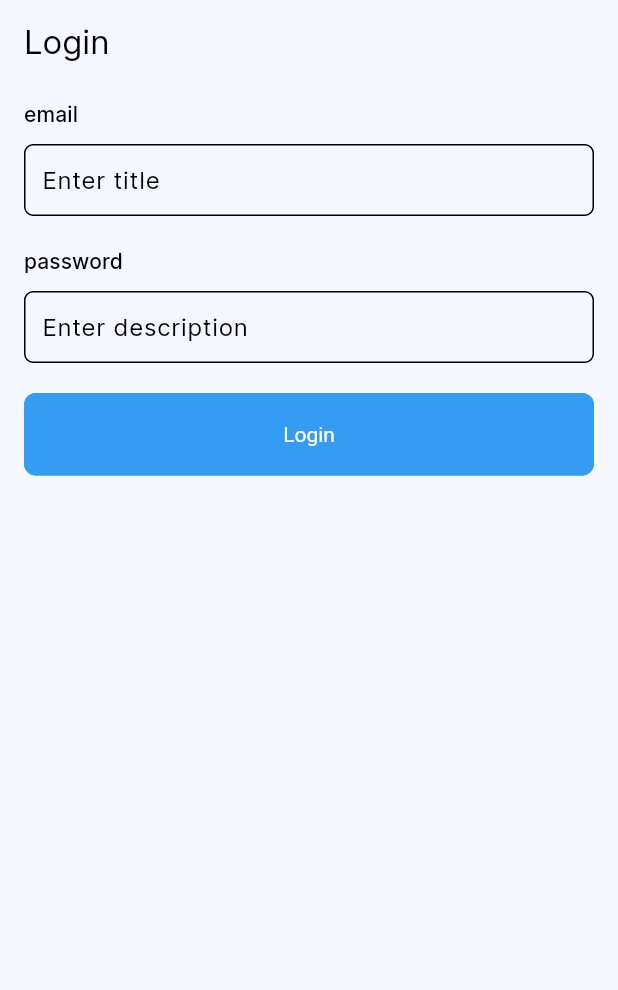
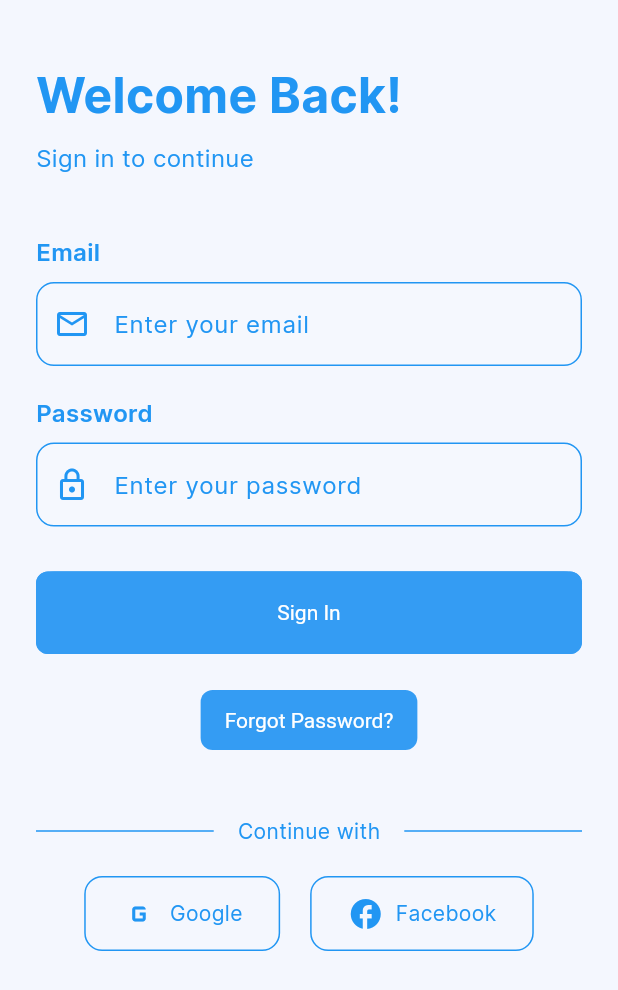
Before and after one commit to 919Umesh/Project_GetX, a Flutter app: the screen it shows after launch, on a phone screen of 412 x 824 dp. Shown: the top 990 px of the screen. Run offline on Flutter 3.47's test engine with Material 3 defaults, Android fonts, the phone set to English and light mode, and no system bars; drawn by our look-alikes of flutter_form_builder; our stand-ins replace card_swiper, connectivity_plus, dio, fluttertoast, font_awesome_flutter, get and 6 more; missing offline and left inert: dio_cache_interceptor, flutter_quill, lottie_screen_onboarding_flutter, search_page; accounts and stored records are empty.

Commit message:
Real Time Chat

```diff
--- a/lib/Screens/chat/chat_getx.dart
+++ b/lib/Screens/chat/chat_getx.dart
@@ -1,4 +1,5 @@
 import 'package:flutter/cupertino.dart';
+import 'package:fluttertoast/fluttertoast.dart';
 import 'package:get/get.dart';
 import '../../Models/chat_model.dart';
 import 'chat_repo.dart';
@@ -7,6 +8,15 @@ class GetChatController extends GetxController {
   final isLoading = false.obs;
   RxBool seeMoreDes = false.obs;
   final messageList = <MessageModel>[].obs;
+
+  late String senderId;
+  late String receiverId;
+
+
+  void initChat(String sender, String receiver) {
+    senderId = sender;
+    receiverId = receiver;
+  }
 
   @override
   Future<void> onInit() async {
@@ -17,7 +27,12 @@ class GetChatController extends GetxController {
   Future<void> fetchMessageHistory() async {
     isLoading.value = true;
     try {
-      final model = await getChatRepository.getMessages('user123','user145423');
+      final model = await getChatRepository.getMessages(senderId,receiverId);
+      debugPrint('----------dghgfh');
+      debugPrint(senderId);
+      debugPrint(receiverId);
+
+      Fluttertoast.showToast(msg: senderId);
       if ( model.status == 200) {
         messageList.value = model.messages;
       } else {
--- a/lib/Screens/chat/chat_screen.dart
+++ b/lib/Screens/chat/chat_screen.dart
@@ -1,7 +1,5 @@
 import 'package:flutter/material.dart';
-import 'package:fluttertoast/fluttertoast.dart';
 import 'package:get/get.dart';
-import '../../Helper/shared_preference_fun.dart';
 import '../../Models/chat_model.dart';
 import '../../utils/webSocket/webSocket.dart';
 import 'chat_getx.dart';
@@ -14,8 +12,11 @@ class ChatScreen extends StatefulWidget {
 }
 
 class _ChatScreenState extends State<ChatScreen> {
-  String userId = "user145423";
-  String receiverId = "user123";
+
+
+  late String userId;
+  late  String receiverId;
+  late  String username;
   final TextEditingController _controller = TextEditingController();
   final WebSocketService _webSocketService = WebSocketService();
   final GetChatController _chatController = Get.put(GetChatController());
@@ -24,7 +25,18 @@ class _ChatScreenState extends State<ChatScreen> {
   @override
   void initState() {
     super.initState();
+    final arguments = Get.arguments;
+    receiverId = arguments['receiverID'];
+    userId = arguments['senderID'];
+    username = arguments['username'];
+
     _webSocketService.connect(userId);
+    _chatController.initChat(userId, receiverId);
+    _chatController.fetchMessageHistory();
+
+    debugPrint('-----------yuy--------');
+    debugPrint(userId);
+    debugPrint(receiverId);
 
     _webSocketService.socket?.on('chatMessage', (data) {
       _chatController.messageList.add(MessageModel(
@@ -36,7 +48,6 @@ class _ChatScreenState extends State<ChatScreen> {
         v: 0,
       ));
       _scrollToBottom();
-      getUserID();
     });
   }
 
@@ -76,21 +87,10 @@ class _ChatScreenState extends State<ChatScreen> {
       _scrollToBottom();
     }
   }
-  Future<void> getUserID() async {
-    String userID = await SharedPreferencesHelper.getStringLocal('userID');
-    debugPrint('--------tes457457t----');
-    debugPrint(userID);
-  }
-
 
   @override
   Widget build(BuildContext context) {
-    // Retrieve the passed arguments
-    final arguments = Get.arguments;
-    final String receiverData = arguments['receiverID'];
-    // debugPrint('--------tes457457t----');
-    // debugPrint(receiverData);
-
+    final GetChatController controller = Get.find<GetChatController>();
     return Scaffold(
       appBar: AppBar(
         elevation: 0,
@@ -105,9 +105,9 @@ class _ChatScreenState extends State<ChatScreen> {
             Column(
               crossAxisAlignment: CrossAxisAlignment.start,
               children: [
-                const Text(
-                  'User 123',
-                  style: TextStyle(
+                 Text(
+                  username,
+                  style: const TextStyle(
                     color: Colors.black87,
                     fontSize: 16,
                     fontWeight: FontWeight.bold,
--- a/lib/Screens/get_customer/get_customer_page.dart
+++ b/lib/Screens/get_customer/get_customer_page.dart
@@ -1,9 +1,8 @@
 import 'package:flutter/material.dart';
-import 'package:fluttertoast/fluttertoast.dart';
 import 'package:get/get.dart';
 import 'package:get_test/Screens/get_customer/get_customer_getX.dart';
-
 import '../../Helper/get_routes.dart';
+import '../../Helper/shared_preference_fun.dart';
 
 class GetCustomerPage extends GetView<GetCustomerController> {
   const GetCustomerPage({super.key});
@@ -80,11 +79,14 @@ class GetCustomerPage extends GetView<GetCustomerController> {
                       Icons.chevron_right,
                       color: Colors.grey,
                     ),
-                    onTap: () {
+                    onTap: () async {
+                      String userId = await SharedPreferencesHelper.getStringLocal('userID');
                       Get.toNamed(
                         Routes.chatScreen,
                         arguments: {
+                          'senderID':userId,
                           'receiverID': user.id,
+                          'username': user.name,
                         },
                       );
                     },
--- a/lib/Screens/loginLocal/login_screen.dart
+++ b/lib/Screens/loginLocal/login_screen.dart
@@ -15,24 +15,64 @@ class LoginLocalPage extends GetView<LoginLocalController> {
   @override
   Widget build(BuildContext context) {
     return Scaffold(
-      appBar: AppBar(
-        title: const Text('Login'),
-        backgroundColor: AppColors.backgroundColor,
+      body: Container(
+        decoration: BoxDecoration(
+          gradient: LinearGradient(
+            begin: Alignment.topCenter,
+            end: Alignment.bottomCenter,
+            colors: [
+              AppColors.backgroundColor.withOpacity(0.9),
+              AppColors.backgroundColor,
+            ],
           ),
-      body: SingleChildScrollView(
+        ),
+        child: SafeArea(
+          child: SingleChildScrollView(
             child: Padding(
-          padding: const EdgeInsets.symmetric(horizontal: 16.0),
+              padding: const EdgeInsets.symmetric(horizontal: 24.0),
               child: Column(
+                crossAxisAlignment: CrossAxisAlignment.start,
                 children: [
-              const SizedBox(height: 10),
+                  const SizedBox(height: 40),
+                  _buildHeader(),
+                  const SizedBox(height: 40),
                   _buildCustomerForm(context),
-              SizedBox(height: 20.adaptSize),
+                  SizedBox(height: 30.adaptSize),
                   _buildSaveButton(),
                   const SizedBox(height: 20),
+                  _buildForgotPassword(),
+                  const SizedBox(height: 40),
+                  _buildSocialLogin(),
                 ],
               ),
             ),
           ),
+        ),
+      ),
+    );
+  }
+
+  Widget _buildHeader() {
+    return Column(
+      crossAxisAlignment: CrossAxisAlignment.start,
+      children: [
+        Text(
+          'Welcome Back!',
+          style: TextStyle(
+            fontSize: 32,
+            fontWeight: FontWeight.bold,
+            color: Colors.blue,
+          ),
+        ),
+        const SizedBox(height: 8),
+        Text(
+          'Sign in to continue',
+          style: TextStyle(
+            fontSize: 16,
+            color: Colors.blue,
+          ),
+        ),
+      ],
     );
   }
 
@@ -45,18 +85,23 @@ class LoginLocalPage extends GetView<LoginLocalController> {
         children: [
           _buildTextField(
             context,
-            label: 'email',
+            label: 'Email',
             name: 'email',
+            hintText: 'Enter your email',
+            prefixIcon: Icons.email_outlined,
             validator: (value) =>
-            value == null || value.isEmpty ? 'Please enter a valid name.' : null, hintText: 'Enter title',
+            value == null || value.isEmpty ? 'Please enter a valid email.' : null,
           ),
           SizedBox(height: 20.adaptSize),
           _buildTextField(
             context,
-            label: 'password',
+            label: 'Password',
             name: 'password',
+            hintText: 'Enter your password',
+            prefixIcon: Icons.lock_outline,
+            isPassword: true,
             validator: (value) =>
-            value == null || value.isEmpty ? 'Please enter a valid email.' : null, hintText: 'Enter description',
+            value == null || value.isEmpty ? 'Please enter your password.' : null,
           ),
         ],
       ),
@@ -69,42 +114,135 @@ class LoginLocalPage extends GetView<LoginLocalController> {
         required String name,
         required String hintText,
         required String? Function(String?)? validator,
+        IconData? prefixIcon,
+        bool isPassword = false,
       }) {
     return Column(
       crossAxisAlignment: CrossAxisAlignment.start,
       children: [
         Text(
           label,
-          style: context.textTheme.titleSmall,
+          style: TextStyle(
+            fontSize: 16,
+            fontWeight: FontWeight.w600,
+            color: Colors.blue,
           ),
-        const SizedBox(height: 10),
+        ),
+        const SizedBox(height: 8),
         FormBuilderTextField(
           name: name,
+          obscureText: isPassword,
           autovalidateMode: AutovalidateMode.onUserInteraction,
           validator: validator,
+          style: TextStyle(color: Colors.blue),
           decoration: InputDecoration(
             hintText: hintText,
+            hintStyle: TextStyle(color: Colors.blue),
+            prefixIcon: Icon(prefixIcon, color: Colors.blue),
             contentPadding: const EdgeInsets.symmetric(
-              vertical: 8.0,
-              horizontal: 8,
+              vertical: 16.0,
+              horizontal: 16,
             ),
             border: OutlineInputBorder(
-              borderRadius: BorderRadius.circular(6.0),
+              borderRadius: BorderRadius.circular(12.0),
+              borderSide: BorderSide(color: Colors.blue),
             ),
+            enabledBorder: OutlineInputBorder(
+              borderRadius: BorderRadius.circular(12.0),
+              borderSide: BorderSide(color: Colors.blue),
             ),
-          keyboardType: TextInputType.text,
+            focusedBorder: OutlineInputBorder(
+              borderRadius: BorderRadius.circular(12.0),
+              borderSide: BorderSide(color: Colors.blue),
+            ),
+            filled: true,
+            fillColor: Colors.white.withOpacity(0.1),
+          ),
+          keyboardType: isPassword ? TextInputType.visiblePassword : TextInputType.emailAddress,
         ),
       ],
     );
   }
 
   Widget _buildSaveButton() {
-    return SizedBox(
+    return Container(
       width: double.maxFinite,
       height: 55.adaptSize,
+      decoration: BoxDecoration(
+        borderRadius: BorderRadius.circular(12),
+        gradient: LinearGradient(
+          colors: [Colors.blue.shade400, Colors.blue.shade600],
+        ),
+      ),
       child: CustomIconButtonB(
         onPressed: _saveForm,
-        text: 'Login',
+        text: 'Sign In',
+      ),
+    );
+  }
+
+  Widget _buildForgotPassword() {
+    return Center(
+      child: TextButton(
+        onPressed: () {
+          // Add forgot password functionality
+        },
+        child: Text(
+          'Forgot Password?',
+          style: TextStyle(
+            color: Colors.white,
+            fontSize: 14,
+          ),
+        ),
+      ),
+    );
+  }
+
+  Widget _buildSocialLogin() {
+    return Column(
+      children: [
+        const Row(
+          children: [
+            Expanded(child: Divider(color: Colors.blue)),
+            Padding(
+              padding: EdgeInsets.symmetric(horizontal: 16),
+              child: Text(
+                'Continue with',
+                style: TextStyle(color: Colors.blue),
+              ),
+            ),
+            Expanded(child: Divider(color: Colors.blue)),
+          ],
+        ),
+        const SizedBox(height: 20),
+        Row(
+          mainAxisAlignment: MainAxisAlignment.center,
+          children: [
+            _socialButton(Icons.g_mobiledata, 'Google'),
+            const SizedBox(width: 20),
+            _socialButton(Icons.facebook, 'Facebook'),
+          ],
+        ),
+      ],
+    );
+  }
+
+  Widget _socialButton(IconData icon, String platform) {
+    return Container(
+      padding: EdgeInsets.symmetric(horizontal: 24, vertical: 12),
+      decoration: BoxDecoration(
+        border: Border.all(color: Colors.blue),
+        borderRadius: BorderRadius.circular(12),
+      ),
+      child: Row(
+        children: [
+          Icon(icon, color: Colors.blue),
+          const SizedBox(width: 8),
+          Text(
+            platform,
+            style: TextStyle(color: Colors.blue),
+          ),
+        ],
       ),
     );
   }
@@ -112,7 +250,6 @@ class LoginLocalPage extends GetView<LoginLocalController> {
   Future<void> _saveForm() async {
     try {
       if (controller.formKeyLogin.currentState!.saveAndValidate()) {
-
         final formData = {
           'email': controller.formKeyLogin.currentState!.value['email'],
           'password': controller.formKeyLogin.currentState!.value['password'],
@@ -120,12 +257,11 @@ class LoginLocalPage extends GetView<LoginLocalController> {
         debugPrint('email: ${formData['email']}');
         debugPrint('password: ${formData['password']}');
         final response = await loginLocalRepository.userLogin(formData);
-
         if (response.statusCode == 200) {
           _showSuccessMessage(response.statusMessage.toString());
           await SharedPreferencesHelper.saveStringLocal('userID', response.data['user']['id']);
           String userID = await SharedPreferencesHelper.getStringLocal('userID');
-          print("Stored userID: $userID");
+          debugPrint("Stored userID: $userID");
           _resetForm();
           Get.toNamed(Routes.getCustomer);
         } else {
@@ -136,35 +272,39 @@ class LoginLocalPage extends GetView<LoginLocalController> {
       _showCatchMessage(e.toString());
     }
   }
+
   void _resetForm() {
     controller.formKeyLogin.currentState?.reset();
   }
+
   void _showSuccessMessage(String message) {
     Get.snackbar(
       "Success",
       message,
       snackPosition: SnackPosition.BOTTOM,
       backgroundColor: Colors.green,
-      colorText: Colors.white,
+      colorText: Colors.blue,
       duration: const Duration(seconds: 3),
     );
   }
+
   void _showErrorMessage(String message) {
     Get.snackbar(
       "Error",
       message,
       snackPosition: SnackPosition.BOTTOM,
-      backgroundColor: Colors.green,
+      backgroundColor: Colors.red,
       colorText: Colors.white,
       duration: const Duration(seconds: 3),
     );
   }
+
   void _showCatchMessage(String e) {
     Get.snackbar(
       'Error',
       e,
       snackPosition: SnackPosition.BOTTOM,
-      backgroundColor: Colors.green,
+      backgroundColor: Colors.red,
       colorText: Colors.white,
       duration: const Duration(seconds: 3),
     );
```
Lines whose indentation alone changed are shown as unchanged.
